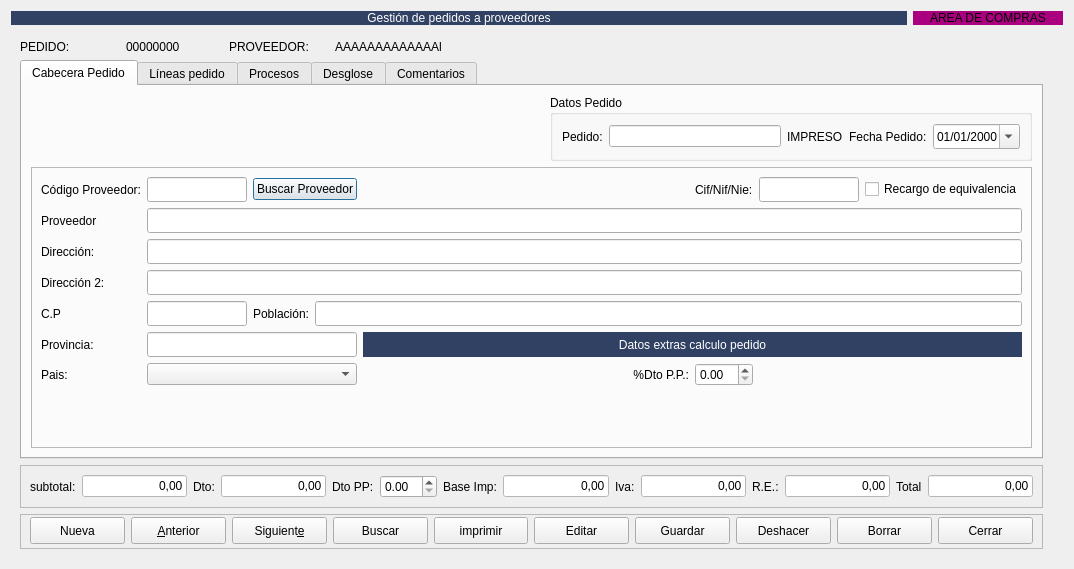
This is Zona_Compras/frmpedidosproveedor.ui in arcnexus/RedFoX as Qt 5 draws it before an edit. The edited form follows.
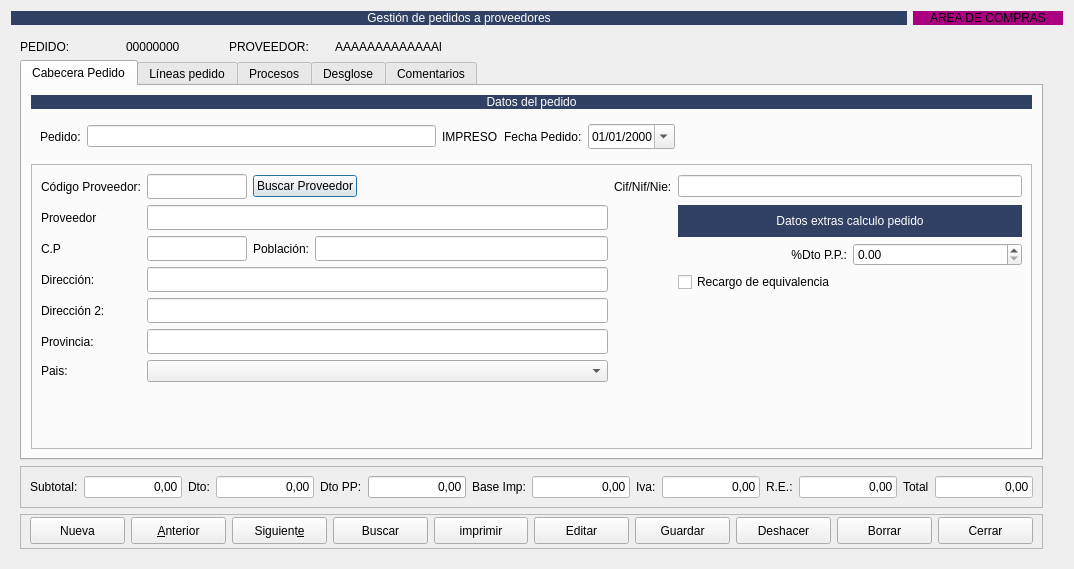
This is the edited form. The open tabs and pages were chosen to show the change. Icons and pictures are not drawn.

The edit to the form file:
```diff
--- a/Zona_Compras/frmpedidosproveedor.ui
+++ b/Zona_Compras/frmpedidosproveedor.ui
@@ -86,8 +86,81 @@
           <attribute name="title">
            <string>Cabecera Pedido</string>
           </attribute>
-          <layout class="QGridLayout" name="gridLayout_2">
-           <item row="1" column="0" colspan="2">
+          <layout class="QVBoxLayout" name="verticalLayout">
+           <item>
+            <widget class="QLabel" name="label_35">
+             <property name="styleSheet">
+              <string notr="true">background-color: #304163;
+color: rgb(255,255,255);</string>
+             </property>
+             <property name="text">
+              <string>Datos del pedido</string>
+             </property>
+             <property name="alignment">
+              <set>Qt::AlignCenter</set>
+             </property>
+            </widget>
+           </item>
+           <item>
+            <widget class="QFrame" name="frame_4">
+             <layout class="QHBoxLayout" name="horizontalLayout_6">
+              <item>
+               <widget class="QLabel" name="lblnumalb">
+                <property name="text">
+                 <string>Pedido:</string>
+                </property>
+               </widget>
+              </item>
+              <item>
+               <widget class="QLineEdit" name="txtpedido"/>
+              </item>
+              <item>
+               <widget class="QLabel" name="lbimpreso">
+                <property name="text">
+                 <string>IMPRESO</string>
+                </property>
+               </widget>
+              </item>
+              <item>
+               <widget class="QLabel" name="label">
+                <property name="text">
+                 <string>Fecha Pedido:</string>
+                </property>
+               </widget>
+              </item>
+              <item>
+               <widget class="QDateEdit" name="txtfecha">
+                <property name="minimumSize">
+                 <size>
+                  <width>0</width>
+                  <height>25</height>
+                 </size>
+                </property>
+                <property name="displayFormat">
+                 <string>dd/MM/yyyy</string>
+                </property>
+                <property name="calendarPopup">
+                 <bool>true</bool>
+                </property>
+               </widget>
+              </item>
+              <item>
+               <spacer name="horizontalSpacer">
+                <property name="orientation">
+                 <enum>Qt::Horizontal</enum>
+                </property>
+                <property name="sizeHint" stdset="0">
+                 <size>
+                  <width>40</width>
+                  <height>20</height>
+                 </size>
+                </property>
+               </spacer>
+              </item>
+             </layout>
+            </widget>
+           </item>
+           <item>
             <widget class="QFrame" name="frame_5">
              <property name="frameShape">
               <enum>QFrame::StyledPanel</enum>
@@ -95,65 +168,50 @@
              <property name="frameShadow">
               <enum>QFrame::Raised</enum>
              </property>
-             <layout class="QGridLayout" name="gridLayout">
-              <item row="4" column="0">
-               <widget class="QLabel" name="label_32">
-                <property name="text">
-                 <string>C.P</string>
-                </property>
-               </widget>
-              </item>
-              <item row="0" column="4">
-               <spacer name="horizontalSpacer_3">
-                <property name="orientation">
-                 <enum>Qt::Horizontal</enum>
-                </property>
-                <property name="sizeHint" stdset="0">
-                 <size>
-                  <width>251</width>
-                  <height>20</height>
-                 </size>
-                </property>
-               </spacer>
-              </item>
-              <item row="4" column="1">
-               <widget class="QLineEdit" name="txtcp">
-                <property name="minimumSize">
-                 <size>
-                  <width>0</width>
-                  <height>25</height>
-                 </size>
-                </property>
-                <property name="maximumSize">
-                 <size>
-                  <width>100</width>
-                  <height>16777215</height>
-                 </size>
-                </property>
-               </widget>
-              </item>
-              <item row="0" column="6">
-               <widget class="QLineEdit" name="txtcif">
-                <property name="minimumSize">
-                 <size>
-                  <width>0</width>
-                  <height>25</height>
-                 </size>
-                </property>
-                <property name="maximumSize">
-                 <size>
-                  <width>100</width>
-                  <height>16777215</height>
-                 </size>
-                </property>
-               </widget>
-              </item>
-              <item row="5" column="0">
-               <widget class="QLabel" name="label_13">
-                <property name="text">
-                 <string>Provincia:</string>
-                </property>
-               </widget>
+             <layout class="QGridLayout" name="gridLayout_2">
+              <item row="0" column="1">
+               <layout class="QHBoxLayout" name="horizontalLayout_2">
+                <item>
+                 <widget class="QLineEdit" name="txtcodigo_proveedor">
+                  <property name="minimumSize">
+                   <size>
+                    <width>0</width>
+                    <height>25</height>
+                   </size>
+                  </property>
+                  <property name="maximumSize">
+                   <size>
+                    <width>100</width>
+                    <height>16777215</height>
+                   </size>
+                  </property>
+                 </widget>
+                </item>
+                <item>
+                 <widget class="QPushButton" name="botBuscarCliente">
+                  <property name="text">
+                   <string>Buscar Proveedor</string>
+                  </property>
+                  <property name="icon">
+                   <iconset resource="../maya.qrc">
+                    <normaloff>:/Icons/PNG/search.png</normaloff>:/Icons/PNG/search.png</iconset>
+                  </property>
+                 </widget>
+                </item>
+                <item>
+                 <spacer name="horizontalSpacer_3">
+                  <property name="orientation">
+                   <enum>Qt::Horizontal</enum>
+                  </property>
+                  <property name="sizeHint" stdset="0">
+                   <size>
+                    <width>251</width>
+                    <height>20</height>
+                   </size>
+                  </property>
+                 </spacer>
+                </item>
+               </layout>
               </item>
               <item row="1" column="0">
                <widget class="QLabel" name="label_4">
@@ -162,116 +220,43 @@
                 </property>
                </widget>
               </item>
-              <item row="7" column="6">
-               <spacer name="verticalSpacer_2">
-                <property name="orientation">
-                 <enum>Qt::Vertical</enum>
-                </property>
-                <property name="sizeHint" stdset="0">
-                 <size>
-                  <width>20</width>
-                  <height>40</height>
-                 </size>
-                </property>
-               </spacer>
-              </item>
-              <item row="3" column="0">
-               <widget class="QLabel" name="label_6">
-                <property name="text">
-                 <string>Dirección 2:</string>
-                </property>
-               </widget>
-              </item>
-              <item row="6" column="0">
-               <widget class="QLabel" name="label_14">
-                <property name="text">
-                 <string>Pais:</string>
-                </property>
-               </widget>
-              </item>
-              <item row="4" column="3" colspan="5">
-               <widget class="QLineEdit" name="txtpoblacion">
-                <property name="sizePolicy">
-                 <sizepolicy hsizetype="Expanding" vsizetype="Fixed">
-                  <horstretch>0</horstretch>
-                  <verstretch>0</verstretch>
-                 </sizepolicy>
-                </property>
-                <property name="minimumSize">
-                 <size>
-                  <width>0</width>
-                  <height>25</height>
-                 </size>
-                </property>
-               </widget>
-              </item>
-              <item row="2" column="0">
-               <widget class="QLabel" name="label_5">
-                <property name="text">
-                 <string>Dirección:</string>
-                </property>
-               </widget>
-              </item>
-              <item row="0" column="5">
-               <widget class="QLabel" name="label_15">
-                <property name="text">
-                 <string>Cif/Nif/Nie:</string>
-                </property>
-               </widget>
-              </item>
-              <item row="0" column="7">
-               <widget class="QCheckBox" name="chkrecargo_equivalencia">
-                <property name="text">
-                 <string>Recargo de equivalencia</string>
-                </property>
-               </widget>
-              </item>
-              <item row="0" column="1">
-               <widget class="QLineEdit" name="txtcodigo_proveedor">
-                <property name="minimumSize">
-                 <size>
-                  <width>0</width>
-                  <height>25</height>
-                 </size>
-                </property>
-                <property name="maximumSize">
-                 <size>
-                  <width>100</width>
-                  <height>16777215</height>
-                 </size>
-                </property>
-               </widget>
-              </item>
-              <item row="2" column="1" colspan="7">
-               <widget class="QLineEdit" name="txtdireccion1">
-                <property name="minimumSize">
-                 <size>
-                  <width>0</width>
-                  <height>25</height>
-                 </size>
-                </property>
-               </widget>
-              </item>
-              <item row="3" column="1" colspan="7">
-               <widget class="QLineEdit" name="txtdireccion2">
-                <property name="minimumSize">
-                 <size>
-                  <width>0</width>
-                  <height>25</height>
-                 </size>
-                </property>
-               </widget>
-              </item>
-              <item row="0" column="2" colspan="2">
-               <widget class="QPushButton" name="botBuscarCliente">
-                <property name="text">
-                 <string>Buscar Proveedor</string>
-                </property>
-                <property name="icon">
-                 <iconset resource="../maya.qrc">
-                  <normaloff>:/Icons/PNG/search.png</normaloff>:/Icons/PNG/search.png</iconset>
-                </property>
-               </widget>
+              <item row="1" column="3" rowspan="3">
+               <layout class="QGridLayout" name="gridLayout">
+                <item row="0" column="0" colspan="2">
+                 <widget class="QLabel" name="label_34">
+                  <property name="styleSheet">
+                   <string notr="true">background-color: #304163;
+color: rgb(255,255,255);</string>
+                  </property>
+                  <property name="text">
+                   <string>Datos extras calculo pedido</string>
+                  </property>
+                  <property name="alignment">
+                   <set>Qt::AlignCenter</set>
+                  </property>
+                 </widget>
+                </item>
+                <item row="1" column="0">
+                 <widget class="QLabel" name="label_33">
+                  <property name="text">
+                   <string>%Dto P.P.:</string>
+                  </property>
+                  <property name="alignment">
+                   <set>Qt::AlignRight|Qt::AlignTrailing|Qt::AlignVCenter</set>
+                  </property>
+                 </widget>
+                </item>
+                <item row="1" column="1">
+                 <widget class="QDoubleSpinBox" name="spinPorc_dto_pp"/>
+                </item>
+                <item row="2" column="0" colspan="2">
+                 <widget class="QCheckBox" name="chkrecargo_equivalencia">
+                  <property name="text">
+                   <string>Recargo de equivalencia</string>
+                  </property>
+                 </widget>
+                </item>
+               </layout>
               </item>
               <item row="0" column="0">
                <widget class="QLabel" name="label_3">
@@ -280,17 +265,58 @@
                 </property>
                </widget>
               </item>
-              <item row="4" column="2">
-               <widget class="QLabel" name="label_7">
-                <property name="text">
-                 <string>Población:</string>
-                </property>
-               </widget>
-              </item>
-              <item row="6" column="1" colspan="3">
+              <item row="6" column="1">
                <widget class="QComboBox" name="combo_pais"/>
               </item>
-              <item row="1" column="1" colspan="7">
+              <item row="5" column="0">
+               <widget class="QLabel" name="label_13">
+                <property name="text">
+                 <string>Provincia:</string>
+                </property>
+               </widget>
+              </item>
+              <item row="3" column="1">
+               <widget class="QLineEdit" name="txtdireccion1">
+                <property name="minimumSize">
+                 <size>
+                  <width>0</width>
+                  <height>25</height>
+                 </size>
+                </property>
+               </widget>
+              </item>
+              <item row="6" column="0">
+               <widget class="QLabel" name="label_14">
+                <property name="text">
+                 <string>Pais:</string>
+                </property>
+               </widget>
+              </item>
+              <item row="3" column="0">
+               <widget class="QLabel" name="label_5">
+                <property name="text">
+                 <string>Dirección:</string>
+                </property>
+               </widget>
+              </item>
+              <item row="2" column="0">
+               <widget class="QLabel" name="label_32">
+                <property name="text">
+                 <string>C.P</string>
+                </property>
+               </widget>
+              </item>
+              <item row="4" column="1">
+               <widget class="QLineEdit" name="txtdireccion2">
+                <property name="minimumSize">
+                 <size>
+                  <width>0</width>
+                  <height>25</height>
+                 </size>
+                </property>
+               </widget>
+              </item>
+              <item row="1" column="1">
                <widget class="QLineEdit" name="txtproveedor">
                 <property name="minimumSize">
                  <size>
@@ -300,7 +326,64 @@
                 </property>
                </widget>
               </item>
-              <item row="5" column="1" colspan="3">
+              <item row="0" column="2">
+               <widget class="QLabel" name="label_15">
+                <property name="text">
+                 <string>Cif/Nif/Nie:</string>
+                </property>
+               </widget>
+              </item>
+              <item row="4" column="0">
+               <widget class="QLabel" name="label_6">
+                <property name="text">
+                 <string>Dirección 2:</string>
+                </property>
+               </widget>
+              </item>
+              <item row="2" column="1">
+               <layout class="QHBoxLayout" name="horizontalLayout_9">
+                <item>
+                 <widget class="QLineEdit" name="txtcp">
+                  <property name="minimumSize">
+                   <size>
+                    <width>0</width>
+                    <height>25</height>
+                   </size>
+                  </property>
+                  <property name="maximumSize">
+                   <size>
+                    <width>100</width>
+                    <height>16777215</height>
+                   </size>
+                  </property>
+                 </widget>
+                </item>
+                <item>
+                 <widget class="QLabel" name="label_7">
+                  <property name="text">
+                   <string>Población:</string>
+                  </property>
+                 </widget>
+                </item>
+                <item>
+                 <widget class="QLineEdit" name="txtpoblacion">
+                  <property name="sizePolicy">
+                   <sizepolicy hsizetype="Expanding" vsizetype="Fixed">
+                    <horstretch>0</horstretch>
+                    <verstretch>0</verstretch>
+                   </sizepolicy>
+                  </property>
+                  <property name="minimumSize">
+                   <size>
+                    <width>0</width>
+                    <height>25</height>
+                   </size>
+                  </property>
+                 </widget>
+                </item>
+               </layout>
+              </item>
+              <item row="5" column="1">
                <widget class="QLineEdit" name="txtprovincia">
                 <property name="minimumSize">
                  <size>
@@ -316,104 +399,25 @@
                 </property>
                </widget>
               </item>
-              <item row="5" column="4" colspan="4">
-               <widget class="QLabel" name="label_34">
-                <property name="styleSheet">
-                 <string notr="true">background-color: #304163;
-color: rgb(255,255,255);</string>
-                </property>
-                <property name="text">
-                 <string>Datos extras calculo pedido</string>
-                </property>
-                <property name="alignment">
-                 <set>Qt::AlignCenter</set>
-                </property>
-               </widget>
+              <item row="0" column="3">
+               <widget class="QLineEdit" name="txtcif"/>
               </item>
-              <item row="6" column="4">
-               <widget class="QLabel" name="label_33">
-                <property name="text">
-                 <string>%Dto P.P.:</string>
+              <item row="7" column="1">
+               <spacer name="verticalSpacer">
+                <property name="orientation">
+                 <enum>Qt::Vertical</enum>
                 </property>
-                <property name="alignment">
-                 <set>Qt::AlignRight|Qt::AlignTrailing|Qt::AlignVCenter</set>
-                </property>
-               </widget>
-              </item>
-              <item row="6" column="5">
-               <widget class="QDoubleSpinBox" name="spinPorc_dto_pp"/>
-              </item>
-             </layout>
-            </widget>
-           </item>
-           <item row="0" column="1">
-            <widget class="QGroupBox" name="groupBox_4">
-             <property name="maximumSize">
-              <size>
-               <width>482</width>
-               <height>16777215</height>
-              </size>
-             </property>
-             <property name="title">
-              <string>Datos Pedido</string>
-             </property>
-             <layout class="QHBoxLayout" name="horizontalLayout_6">
-              <item>
-               <widget class="QLabel" name="lblnumalb">
-                <property name="text">
-                 <string>Pedido:</string>
-                </property>
-               </widget>
-              </item>
-              <item>
-               <widget class="QLineEdit" name="txtpedido"/>
-              </item>
-              <item>
-               <widget class="QLabel" name="lbimpreso">
-                <property name="text">
-                 <string>IMPRESO</string>
-                </property>
-               </widget>
-              </item>
-              <item>
-               <widget class="QLabel" name="label">
-                <property name="text">
-                 <string>Fecha Pedido:</string>
-                </property>
-               </widget>
-              </item>
-              <item>
-               <widget class="QDateEdit" name="txtfecha">
-                <property name="minimumSize">
+                <property name="sizeHint" stdset="0">
                  <size>
-                  <width>0</width>
-                  <height>25</height>
+                  <width>20</width>
+                  <height>40</height>
                  </size>
                 </property>
-                <property name="displayFormat">
-                 <string>dd/MM/yyyy</string>
-                </property>
-                <property name="calendarPopup">
-                 <bool>true</bool>
-                </property>
-               </widget>
+               </spacer>
               </item>
              </layout>
             </widget>
            </item>
-           <item row="0" column="0">
-            <spacer name="horizontalSpacer_5">
-             <property name="orientation">
-              <enum>Qt::Horizontal</enum>
-             </property>
-             <property name="sizeHint" stdset="0">
-              <size>
-               <width>40</width>
-               <height>20</height>
-              </size>
-             </property>
-            </spacer>
-           </item>
           </layout>
          </widget>
          <widget class="QWidget" name="tab_6">
@@ -1758,7 +1762,7 @@
           <item>
            <widget class="QLabel" name="label_8">
             <property name="text">
-             <string>subtotal:</string>
+             <string>Subtotal:</string>
             </property>
            </widget>
           </item>
@@ -1832,7 +1836,14 @@
            </widget>
           </item>
           <item>
-           <widget class="QDoubleSpinBox" name="txtDto_pp"/>
+           <widget class="QLineEdit" name="txtDto_pp">
+            <property name="text">
+             <string>0,00</string>
+            </property>
+            <property name="alignment">
+             <set>Qt::AlignRight|Qt::AlignTrailing|Qt::AlignVCenter</set>
+            </property>
+           </widget>
           </item>
           <item>
            <widget class="QLabel" name="label_16">
```
Left out of the diff: 1014 changed lines with no effect on the pictures.
